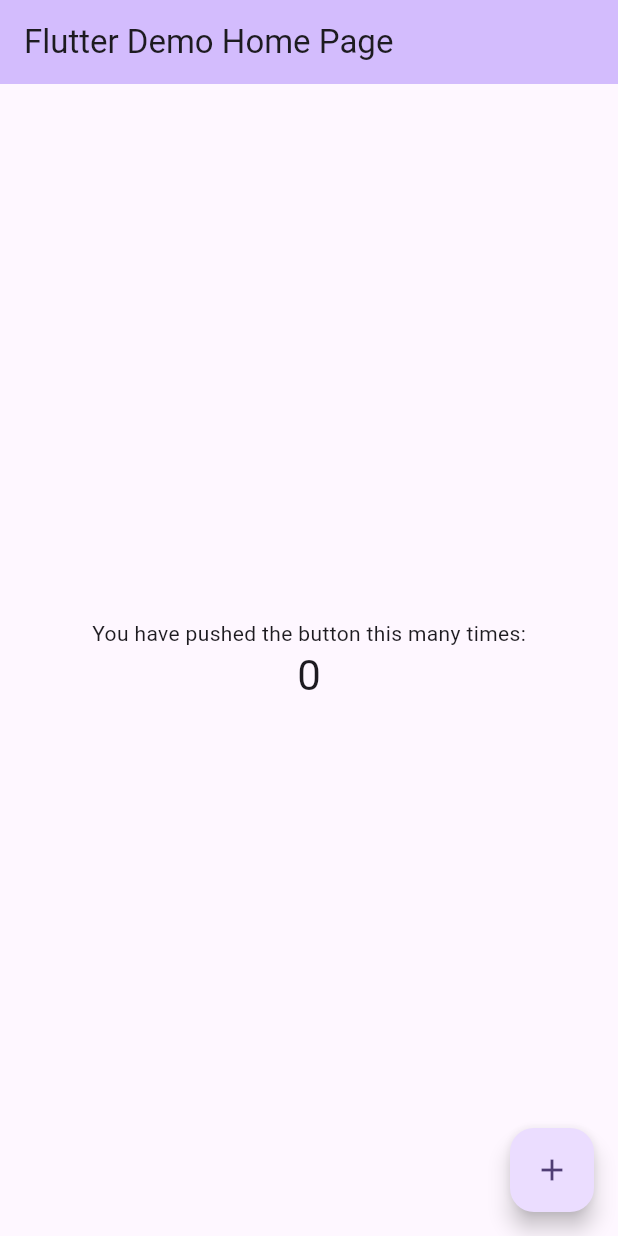
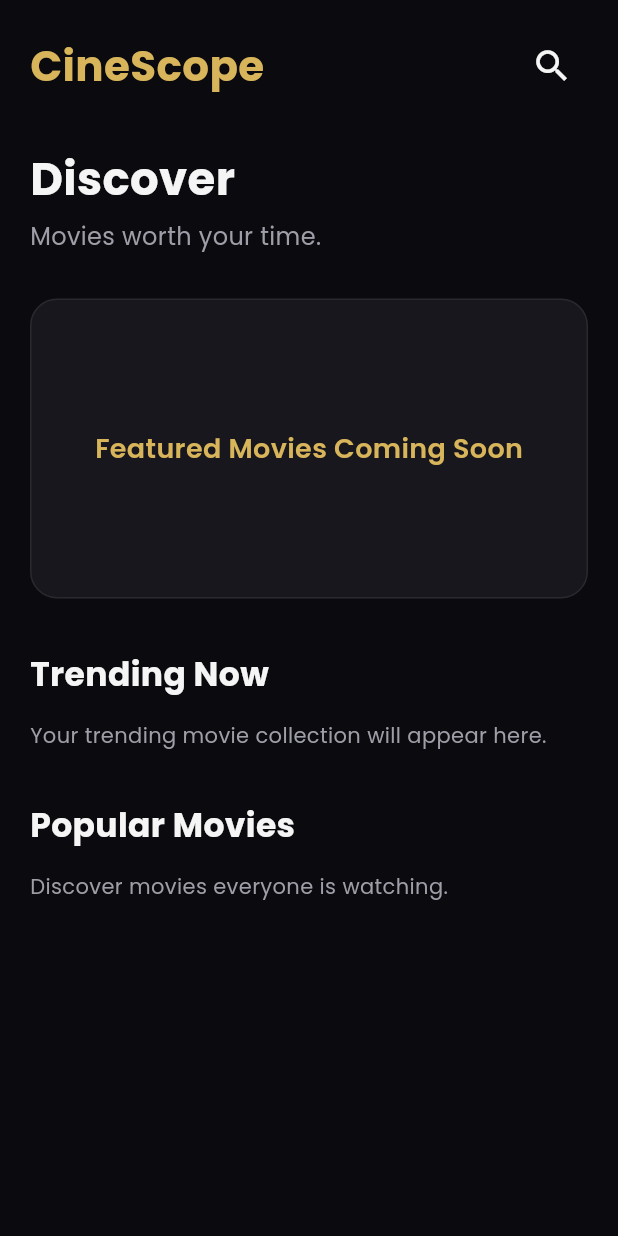
Before and after one commit to Jayavardhan16/cinescope, a Flutter app: the screen it shows after launch, on a phone screen of 412 x 824 dp. Run offline on Flutter 3.47's test engine with Material 3 defaults, Android fonts, the phone set to English and light mode, and no system bars; our stand-ins replace google_fonts.

Commit message:
Create CineScope home screen

```diff
--- /dev/null
+++ b/lib/core/constants/app_colors.dart
@@ -0,0 +1,20 @@
+
+import 'package:flutter/material.dart';
+
+class AppColors {
+  // Main backgrounds
+  static const Color background = Color(0xFF0B0B0F);
+  static const Color surface = Color(0xFF17171D);
+
+  // Brand color
+  static const Color gold = Color(0xFFD8B45A);
+
+  // Text colors
+  static const Color primaryText = Color(0xFFF5F5F5);
+  static const Color secondaryText = Color(0xFF9E9EA8);
+
+  // Other colors
+  static const Color border = Color(0xFF292930);
+  static const Color error = Color(0xFFE05252);
+  static const Color success = Color(0xFF4CAF80);
+}
--- /dev/null
+++ b/lib/core/theme/app_theme.dart
@@ -0,0 +1,53 @@
+
+import 'package:flutter/material.dart';
+import 'package:google_fonts/google_fonts.dart';
+
+import '../constants/app_colors.dart';
+
+class AppTheme {
+  static ThemeData get darkTheme {
+    return ThemeData(
+      useMaterial3: true,
+      brightness: Brightness.dark,
+
+      // Main background
+      scaffoldBackgroundColor: AppColors.background,
+
+      // Application colors
+      colorScheme: const ColorScheme.dark(
+        primary: AppColors.gold,
+        secondary: AppColors.gold,
+        surface: AppColors.surface,
+        error: AppColors.error,
+      ),
+
+      // Typography
+      textTheme: ThemeData.dark().textTheme.apply(
+        fontFamily: GoogleFonts.poppins().fontFamily,
+        bodyColor: AppColors.primaryText,
+        displayColor: AppColors.primaryText,
+      ),
+
+      // App bar styling
+      appBarTheme: const AppBarTheme(
+        backgroundColor: AppColors.background,
+        foregroundColor: AppColors.primaryText,
+        elevation: 0,
+        centerTitle: false,
+      ),
+
+      // Input field styling
+      inputDecorationTheme: InputDecorationTheme(
+        filled: true,
+        fillColor: AppColors.surface,
+        hintStyle: const TextStyle(
+          color: AppColors.secondaryText,
+        ),
+        border: OutlineInputBorder(
+          borderRadius: BorderRadius.circular(12),
+          borderSide: BorderSide.none,
+        ),
+      ),
+    );
+  }
+}
--- /dev/null
+++ b/lib/features/home/home_screen.dart
@@ -0,0 +1,144 @@
+
+import 'package:flutter/material.dart';
+import '../../core/constants/app_colors.dart';
+
+class HomeScreen extends StatelessWidget {
+  const HomeScreen({super.key});
+
+  @override
+  Widget build(BuildContext context) {
+    return Scaffold(
+      backgroundColor: AppColors.background,
+
+      body: SafeArea(
+        child: SingleChildScrollView(
+          child: Padding(
+            padding: const EdgeInsets.all(20),
+
+            child: Column(
+              crossAxisAlignment: CrossAxisAlignment.start,
+              children: [
+
+                // App Header
+                Row(
+                  mainAxisAlignment: MainAxisAlignment.spaceBetween,
+                  children: [
+                    const Text(
+                      'CineScope',
+                      style: TextStyle(
+                        color: AppColors.gold,
+                        fontSize: 28,
+                        fontWeight: FontWeight.bold,
+                      ),
+                    ),
+
+                    IconButton(
+                      onPressed: () {},
+                      icon: const Icon(
+                        Icons.search,
+                        color: AppColors.primaryText,
+                        size: 28,
+                      ),
+                    ),
+                  ],
+                ),
+
+                const SizedBox(height: 30),
+
+                // Welcome Section
+                const Text(
+                  'Discover',
+                  style: TextStyle(
+                    color: AppColors.primaryText,
+                    fontSize: 30,
+                    fontWeight: FontWeight.bold,
+                  ),
+                ),
+
+                const SizedBox(height: 5),
+
+                const Text(
+                  'Movies worth your time.',
+                  style: TextStyle(
+                    color: AppColors.secondaryText,
+                    fontSize: 16,
+                  ),
+                ),
+
+                const SizedBox(height: 30),
+
+                // Featured Movie Placeholder
+                Container(
+                  width: double.infinity,
+                  height: 200,
+                  decoration: BoxDecoration(
+                    color: AppColors.surface,
+                    borderRadius: BorderRadius.circular(18),
+                    border: Border.all(
+                      color: AppColors.border,
+                    ),
+                  ),
+
+                  child: const Center(
+                    child: Text(
+                      'Featured Movies Coming Soon',
+                      style: TextStyle(
+                        color: AppColors.gold,
+                        fontSize: 18,
+                        fontWeight: FontWeight.w600,
+                      ),
+                    ),
+                  ),
+                ),
+
+                const SizedBox(height: 35),
+
+                // Trending Section
+                const Text(
+                  'Trending Now',
+                  style: TextStyle(
+                    color: AppColors.primaryText,
+                    fontSize: 22,
+                    fontWeight: FontWeight.bold,
+                  ),
+                ),
+
+                const SizedBox(height: 15),
+
+                const Text(
+                  'Your trending movie collection will appear here.',
+                  style: TextStyle(
+                    color: AppColors.secondaryText,
+                    fontSize: 14,
+                  ),
+                ),
+
+                const SizedBox(height: 35),
+
+                // Popular Section
+                const Text(
+                  'Popular Movies',
+                  style: TextStyle(
+                    color: AppColors.primaryText,
+                    fontSize: 22,
+                    fontWeight: FontWeight.bold,
+                  ),
+                ),
+
+                const SizedBox(height: 15),
+
+                const Text(
+                  'Discover movies everyone is watching.',
+                  style: TextStyle(
+                    color: AppColors.secondaryText,
+                    fontSize: 14,
+                  ),
+                ),
+              ],
+            ),
+          ),
+        ),
+      ),
+    );
+  }
+}
--- a/lib/main.dart
+++ b/lib/main.dart
@@ -1,122 +1,21 @@
 import 'package:flutter/material.dart';
+import 'core/theme/app_theme.dart';
+import 'features/home/home_screen.dart';
 
 void main() {
-  runApp(const MyApp());
+  runApp(const CineScopeApp());
 }
 
-class MyApp extends StatelessWidget {
-  const MyApp({super.key});
+class CineScopeApp extends StatelessWidget {
+  const CineScopeApp({super.key});
 
-  // This widget is the root of your application.
   @override
   Widget build(BuildContext context) {
     return MaterialApp(
-      title: 'Flutter Demo',
-      theme: ThemeData(
-        // This is the theme of your application.
-        //
-        // TRY THIS: Try running your application with "flutter run". You'll see
-        // the application has a purple toolbar. Then, without quitting the app,
-        // try changing the seedColor in the colorScheme below to Colors.green
-        // and then invoke "hot reload" (save your changes or press the "hot
-        // reload" button in a Flutter-supported IDE, or press "r" if you used
-        // the command line to start the app).
-        //
-        // Notice that the counter didn't reset back to zero; the application
-        // state is not lost during the reload. To reset the state, use hot
-        // restart instead.
-        //
-        // This works for code too, not just values: Most code changes can be
-        // tested with just a hot reload.
-        colorScheme: .fromSeed(seedColor: Colors.deepPurple),
-      ),
-      home: const MyHomePage(title: 'Flutter Demo Home Page'),
+      title: 'CineScope',
+      debugShowCheckedModeBanner: false,
+      theme: AppTheme.darkTheme,
+      home: const HomeScreen(),
     );
   }
 }
-
-class MyHomePage extends StatefulWidget {
-  const MyHomePage({super.key, required this.title});
-
-  // This widget is the home page of your application. It is stateful, meaning
-  // that it has a State object (defined below) that contains fields that affect
-  // how it looks.
-
-  // This class is the configuration for the state. It holds the values (in this
-  // case the title) provided by the parent (in this case the App widget) and
-  // used by the build method of the State. Fields in a Widget subclass are
-  // always marked "final".
-
-  final String title;
-
-  @override
-  State<MyHomePage> createState() => _MyHomePageState();
-}
-
-class _MyHomePageState extends State<MyHomePage> {
-  int _counter = 0;
-
-  void _incrementCounter() {
-    setState(() {
-      // This call to setState tells the Flutter framework that something has
-      // changed in this State, which causes it to rerun the build method below
-      // so that the display can reflect the updated values. If we changed
-      // _counter without calling setState(), then the build method would not be
-      // called again, and so nothing would appear to happen.
-      _counter++;
-    });
-  }
-
-  @override
-  Widget build(BuildContext context) {
-    // This method is rerun every time setState is called, for instance as done
-    // by the _incrementCounter method above.
-    //
-    // The Flutter framework has been optimized to make rerunning build methods
-    // fast, so that you can just rebuild anything that needs updating rather
-    // than having to individually change instances of widgets.
-    return Scaffold(
-      appBar: AppBar(
-        // TRY THIS: Try changing the color here to a specific color (to
-        // Colors.amber, perhaps?) and trigger a hot reload to see the AppBar
-        // change color while the other colors stay the same.
-        backgroundColor: Theme.of(context).colorScheme.inversePrimary,
-        // Here we take the value from the MyHomePage object that was created by
-        // the App.build method, and use it to set our appbar title.
-        title: Text(widget.title),
-      ),
-      body: Center(
-        // Center is a layout widget. It takes a single child and positions it
-        // in the middle of the parent.
-        child: Column(
-          // Column is also a layout widget. It takes a list of children and
-          // arranges them vertically. By default, it sizes itself to fit its
-          // children horizontally, and tries to be as tall as its parent.
-          //
-          // Column has various properties to control how it sizes itself and
-          // how it positions its children. Here we use mainAxisAlignment to
-          // center the children vertically; the main axis here is the vertical
-          // axis because Columns are vertical (the cross axis would be
-          // horizontal).
-          //
-          // TRY THIS: Invoke "debug painting" (choose the "Toggle Debug Paint"
-          // action in the IDE, or press "p" in the console), to see the
-          // wireframe for each widget.
-          mainAxisAlignment: .center,
-          children: [
-            const Text('You have pushed the button this many times:'),
-            Text(
-              '$_counter',
-              style: Theme.of(context).textTheme.headlineMedium,
-            ),
-          ],
-        ),
-      ),
-      floatingActionButton: FloatingActionButton(
-        onPressed: _incrementCounter,
-        tooltip: 'Increment',
-        child: const Icon(Icons.add),
-      ),
-    );
-  }
-}
```
Also changed, not shown: pubspec.yaml (+8 -0 lines), pubspec.lock, 3 other files.
